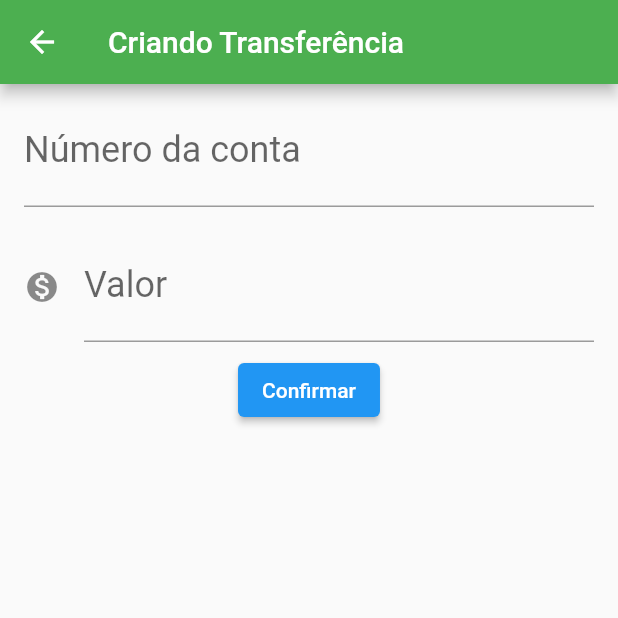
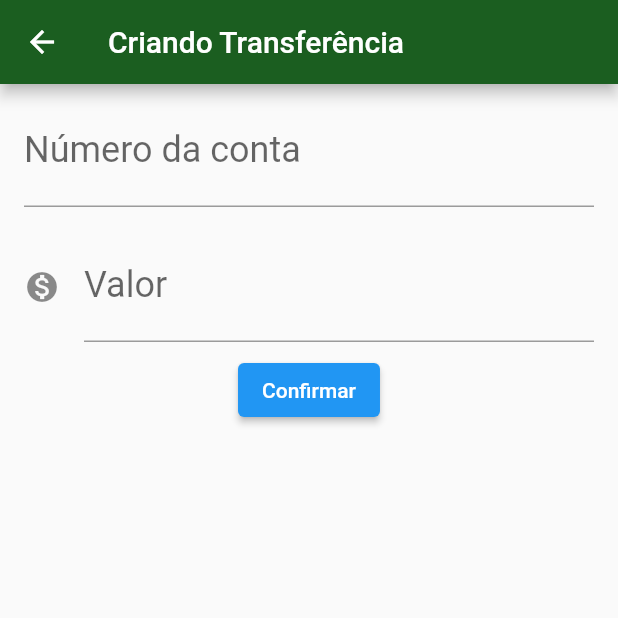
Before and after one commit to ronaldemanuel/bytebank, a Flutter app: the screen it shows after launch, after a tap on the "add" icon, on a phone screen of 412 x 824 dp, the top half of it. Run offline on Flutter 3.47's test engine with Material 2 defaults, Android fonts, the phone set to English and light mode, and no system bars.

Commit message:
theme implementation

```diff
--- a/lib/main.dart
+++ b/lib/main.dart
@@ -14,6 +14,14 @@ class ByteBankApp extends StatelessWidget {
       title: 'ByteBank',
       home: TransferList(),
       debugShowCheckedModeBanner: false,
+      theme: ThemeData(
+        primaryColor: Colors.green[900],
+        accentColor: Colors.blueAccent[700],
+        buttonTheme: ButtonThemeData(
+          buttonColor: Colors.blueAccent[700],
+          textTheme: ButtonTextTheme.primary,
+        ),
+      ),
     );
   }
 }
--- a/lib/transfer_form.dart
+++ b/lib/transfer_form.dart
@@ -18,7 +18,6 @@ class _TransferFormState extends State<TransferForm> {
     return Scaffold(
       appBar: AppBar(
         title: Text('Criando Transferência'),
-        backgroundColor: Colors.green,
       ),
       body: SingleChildScrollView(
         child: Column(
--- a/lib/transfer_list.dart
+++ b/lib/transfer_list.dart
@@ -13,7 +13,6 @@ class _TransferListState extends State<TransferList> {
     return Scaffold(
       appBar: AppBar(
         title: Text('Transferências'),
-        backgroundColor: Colors.green,
       ),
       body: ListView.builder(
         itemCount: _transfers.length,
@@ -31,18 +30,14 @@ class _TransferListState extends State<TransferList> {
             },
           ));
           future.then((transferRecived) {
-            debugPrint('$transferRecived');
             if (transferRecived != null) {
               setState(() {
                 _transfers.add(transferRecived);
               });
             }
-            debugPrint('${_transfers.length}');
-            debugPrint('${_transfers[0]}');
           });
         },
         child: Icon(Icons.add),
-        backgroundColor: Colors.green,
       ),
     );
   }
```
